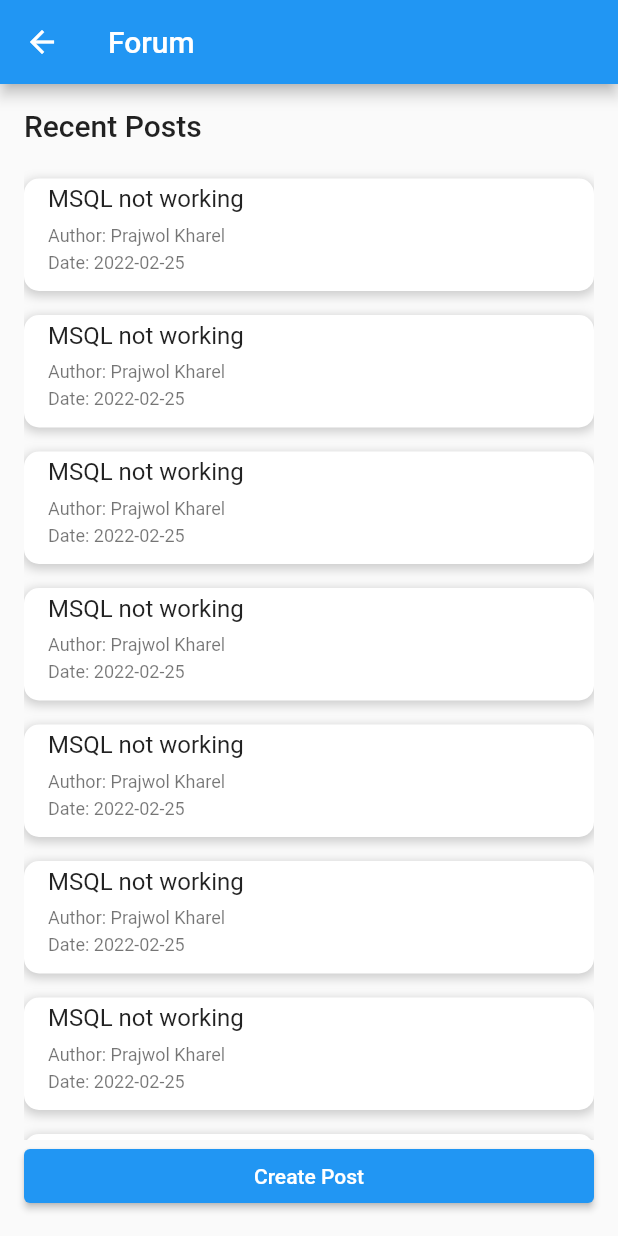
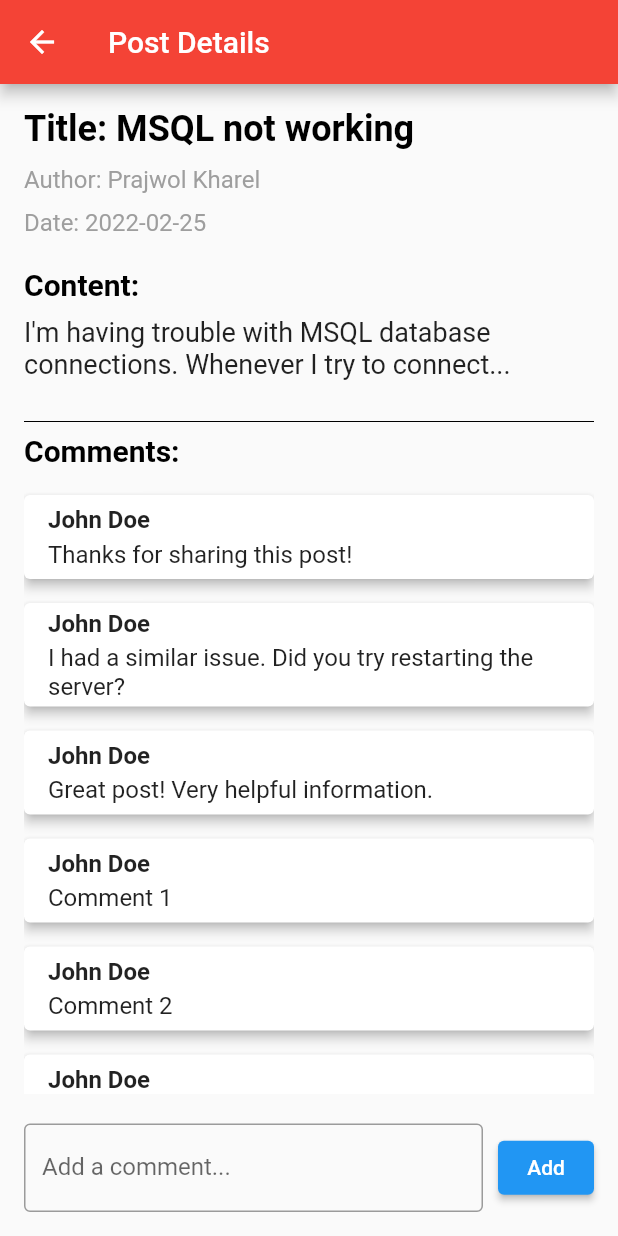
Before and after one commit to kharelprajwol/EasyIslington, a Flutter app: the ForumScreen screen opened directly, after a tap on "MSQL not working", on a phone screen of 412 x 824 dp. Run offline on Flutter 3.47's test engine with Material 2 defaults, Android fonts, the phone set to English and light mode, and no system bars; our stand-ins replace charts_flutter, flutter_form_builder, google_fonts; missing offline and left inert: advance_pdf_viewer, dart:ffi, flutter_config.

Commit message:
discussion forum started

```diff
--- a/lib/features/discussions/Screens/discussions_screen.dart
+++ b/lib/features/discussions/Screens/discussions_screen.dart
@@ -1,46 +1,54 @@
-// import 'package:flutter/material.dart';
-// import '../models/post.dart';
-// import '../widgets/post_list.dart';
-
-// class DiscussionScreen extends StatelessWidget {
-//   final List<Post> posts;
-
-//   DiscussionScreen({required this.posts});
-
-//   @override
-//   Widget build(BuildContext context) {
-//     return Scaffold(
-//       appBar: AppBar(
-//         title: Text('Posts'),
-//       ),
-//       body: PostList(posts: posts),
-//     );
-//   }
-// }
-
 import 'package:flutter/material.dart';
+import '../widgets/create_post_screen.dart';
+import '../widgets/post_screen.dart';
 
 class ForumScreen extends StatelessWidget {
   @override
   Widget build(BuildContext context) {
     return Scaffold(
       appBar: AppBar(
-        title: Text('Forum'),
+        title: Text(
+          'Posts',
+          style: TextStyle(
+            fontSize: 24,
+            fontWeight: FontWeight.bold,
+            color: Colors.white,
+          ),
+        ),
+        backgroundColor: Colors.red,
       ),
       body: Padding(
         padding: const EdgeInsets.all(16.0),
         child: Column(
           crossAxisAlignment: CrossAxisAlignment.stretch,
           children: <Widget>[
-            Text(
-              'Recent Posts',
-              style: Theme.of(context).textTheme.headline6,
-            ),
-            const SizedBox(height: 16.0),
             Expanded(
               child: ListView.builder(
                 itemCount: 10,
                 itemBuilder: (context, index) {
+                  return _buildPostCard(context, index);
+                },
+              ),
+            ),
+          ],
+        ),
+      ),
+      floatingActionButton: FloatingActionButton(
+        onPressed: () {
+          Navigator.push(
+            context,
+            MaterialPageRoute(
+              builder: (context) => CreatePostScreen(),
+            ),
+          );
+        },
+        backgroundColor: Colors.blue,
+        child: Icon(Icons.add, color: Colors.white),
+      ),
+    );
+  }
+
+  Widget _buildPostCard(BuildContext context, int index) {
     return Container(
       margin: const EdgeInsets.symmetric(vertical: 8.0),
       decoration: BoxDecoration(
@@ -58,7 +66,11 @@ class ForumScreen extends StatelessWidget {
       child: ListTile(
         title: Text(
           'MSQL not working',
-                        style: Theme.of(context).textTheme.subtitle1,
+          style: TextStyle(
+            fontSize: 18,
+            fontWeight: FontWeight.bold,
+            color: Colors.black,
+          ),
         ),
         subtitle: Column(
           crossAxisAlignment: CrossAxisAlignment.start,
@@ -66,43 +78,31 @@ class ForumScreen extends StatelessWidget {
             const SizedBox(height: 8.0),
             Text(
               'Author: Prajwol Kharel',
-                            style: Theme.of(context).textTheme.caption,
+              style: TextStyle(
+                fontSize: 16,
+                color: Colors.black,
+              ),
             ),
             const SizedBox(height: 4.0),
             Text(
               'Date: 2022-02-25',
-                            style: Theme.of(context).textTheme.caption,
+              style: TextStyle(
+                fontSize: 16,
+                color: Colors.black,
+              ),
             ),
             const SizedBox(height: 8.0),
           ],
         ),
         onTap: () {
-                        // Navigator.push(
-                        //   context,
-                        //   MaterialPageRoute(
-                        //     builder: (context) => PostScreen(),
-                        //   ),
-                        // );
-                      },
+          Navigator.push(
+            context,
+            MaterialPageRoute(
+              builder: (context) => PostScreen(),
             ),
           );
         },
       ),
-            ),
-            ElevatedButton(
-              child: Text('Create Post'),
-              onPressed: () {
-                // Navigator.push(
-                //   context,
-                //   MaterialPageRoute(
-                //     builder: (context) => CreatePostScreen(),
-                //   ),
-                // );
-              },
-            ),
-          ],
-        ),
-      ),
     );
   }
 }
--- /dev/null
+++ b/lib/features/discussions/widgets/comment_card.dart
@@ -0,0 +1,31 @@
+import 'package:flutter/material.dart';
+
+class CommentCard extends StatelessWidget {
+  final String commenterName;
+  final String comment;
+
+  CommentCard({required this.commenterName, required this.comment});
+
+  @override
+  Widget build(BuildContext context) {
+    return Card(
+      elevation: 3,
+      margin: EdgeInsets.symmetric(vertical: 8),
+      child: ListTile(
+        title: Column(
+          crossAxisAlignment: CrossAxisAlignment.start,
+          children: [
+            Text(
+              commenterName,
+              style: TextStyle(
+                fontWeight: FontWeight.bold,
+              ),
+            ),
+            SizedBox(height: 4),
+            Text(comment),
+          ],
+        ),
+      ),
+    );
+  }
+}
--- /dev/null
+++ b/lib/features/discussions/widgets/post_screen.dart
@@ -0,0 +1,161 @@
+import 'package:flutter/material.dart';
+
+import 'comment_card.dart';
+
+class PostScreen extends StatefulWidget {
+  @override
+  _PostScreenState createState() => _PostScreenState();
+}
+
+class _PostScreenState extends State<PostScreen> {
+  List<String> comments = [
+    'Thanks for sharing this post!',
+    'I had a similar issue. Did you try restarting the server?',
+    'Great post! Very helpful information.',
+    'Comment 1',
+    'Comment 2',
+    'Comment 3',
+    'Comment 4',
+    'Comment 5',
+    'Comment 6',
+    'Comment 7',
+  ];
+
+  void addComment(String comment) {
+    setState(() {
+      comments.add(comment);
+    });
+  }
+
+  @override
+  Widget build(BuildContext context) {
+    return Scaffold(
+      appBar: AppBar(
+        title: Text('Post Details'),
+        backgroundColor: Colors.red,
+      ),
+      body: Padding(
+        padding: const EdgeInsets.all(16.0),
+        child: Column(
+          crossAxisAlignment: CrossAxisAlignment.start,
+          children: [
+            Text(
+              'Title: MSQL not working',
+              style: TextStyle(
+                fontSize: 24,
+                fontWeight: FontWeight.bold,
+                color: Colors.black,
+              ),
+            ),
+            SizedBox(height: 10),
+            Text(
+              'Author: Prajwol Kharel',
+              style: TextStyle(
+                fontSize: 16,
+                color: Colors.grey,
+              ),
+            ),
+            SizedBox(height: 10),
+            Text(
+              'Date: 2022-02-25',
+              style: TextStyle(
+                fontSize: 16,
+                color: Colors.grey,
+              ),
+            ),
+            SizedBox(height: 20),
+            Text(
+              'Content:',
+              style: TextStyle(
+                fontSize: 20,
+                fontWeight: FontWeight.bold,
+                color: Colors.black,
+              ),
+            ),
+            SizedBox(height: 10),
+            Text(
+              'I\'m having trouble with MSQL database connections. Whenever I try to connect...',
+              style: TextStyle(
+                fontSize: 18,
+              ),
+            ),
+            SizedBox(height: 20),
+            Divider(color: Colors.black),
+            Text(
+              'Comments:',
+              style: TextStyle(
+                fontSize: 20,
+                fontWeight: FontWeight.bold,
+                color: Colors.black,
+              ),
+            ),
+            SizedBox(height: 10),
+            Expanded(
+              child: ListView.builder(
+                itemCount: comments.length,
+                itemBuilder: (context, index) {
+                  return CommentCard(
+                    commenterName:
+                        'John Doe', // Replace with actual commenter name
+                    comment: comments[index],
+                  );
+                },
+              ),
+            ),
+            SizedBox(height: 20),
+            CommentForm(onCommentAdded: addComment),
+          ],
+        ),
+      ),
+    );
+  }
+}
+
+class CommentForm extends StatefulWidget {
+  final Function(String) onCommentAdded;
+
+  CommentForm({required this.onCommentAdded});
+
+  @override
+  _CommentFormState createState() => _CommentFormState();
+}
+
+class _CommentFormState extends State<CommentForm> {
+  TextEditingController _commentController = TextEditingController();
+
+  @override
+  Widget build(BuildContext context) {
+    return Row(
+      children: [
+        Expanded(
+          child: TextField(
+            controller: _commentController,
+            decoration: InputDecoration(
+              labelText: 'Add a comment...',
+              border: OutlineInputBorder(),
+            ),
+          ),
+        ),
+        SizedBox(width: 10),
+        ElevatedButton(
+          onPressed: () {
+            if (_commentController.text.isNotEmpty) {
+              widget.onCommentAdded(_commentController.text);
+              _commentController.clear();
+            }
+          },
+          child: Text('Add'),
+          style: ElevatedButton.styleFrom(
+            primary: Colors.blue,
+          ),
+        ),
+      ],
+    );
+  }
+
+  @override
+  void dispose() {
+    _commentController.dispose();
+    super.dispose();
+  }
+}
--- a/pubspec.yaml
+++ b/pubspec.yaml
@@ -44,6 +44,8 @@ dependencies:
   intl: ^0.17.0
   fl_chart: ^0.61.0
   charts_flutter: ^0.12.0
+  flutter_config: ^2.0.2
+  advance_pdf_viewer: ^2.0.1
 
 dev_dependencies:
   flutter_test:
@@ -70,6 +72,7 @@ flutter:
   # To add assets to your application, add an assets section, like this:
   assets:
     - assets/images/logo.png
+    - assets/userManual.pdf
     #- images/a_dot_ham.jpeg
 
   # An image asset can refer to one or more resolution-specific "variants", see
```
Also changed, not shown: lib/features/auth/screens/home_screen.dart (+77 -124 lines), lib/features/auth/screens/signin_screen.dart (+48 -37 lines), lib/features/auth/services/signin_service.dart (+15 -18 lines), lib/features/discussions/widgets/create_post_screen.dart (added, +92 -0 lines), lib/main.dart (+11 -9 lines), pubspec.lock, 6 other files. Lines whose indentation alone changed are shown as unchanged.
